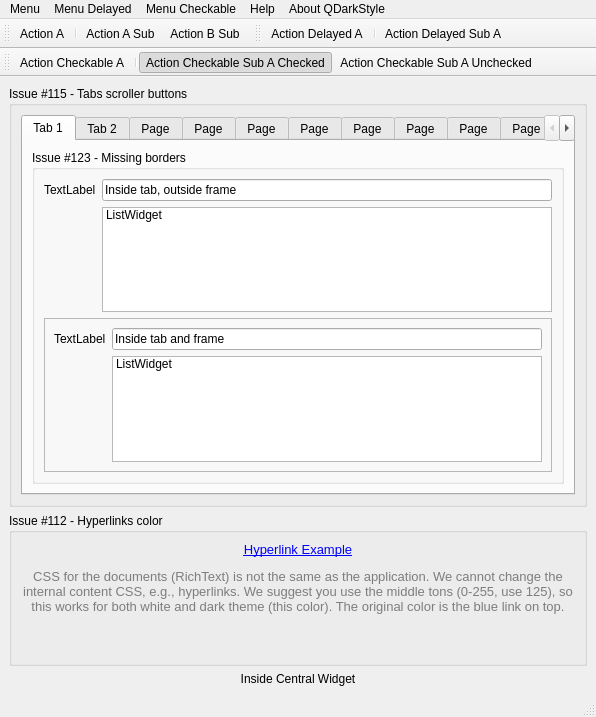
Old version of the form example/ui/mw_menus.ui in the repository ColinDuquesnoy/QDarkStyleSheet.
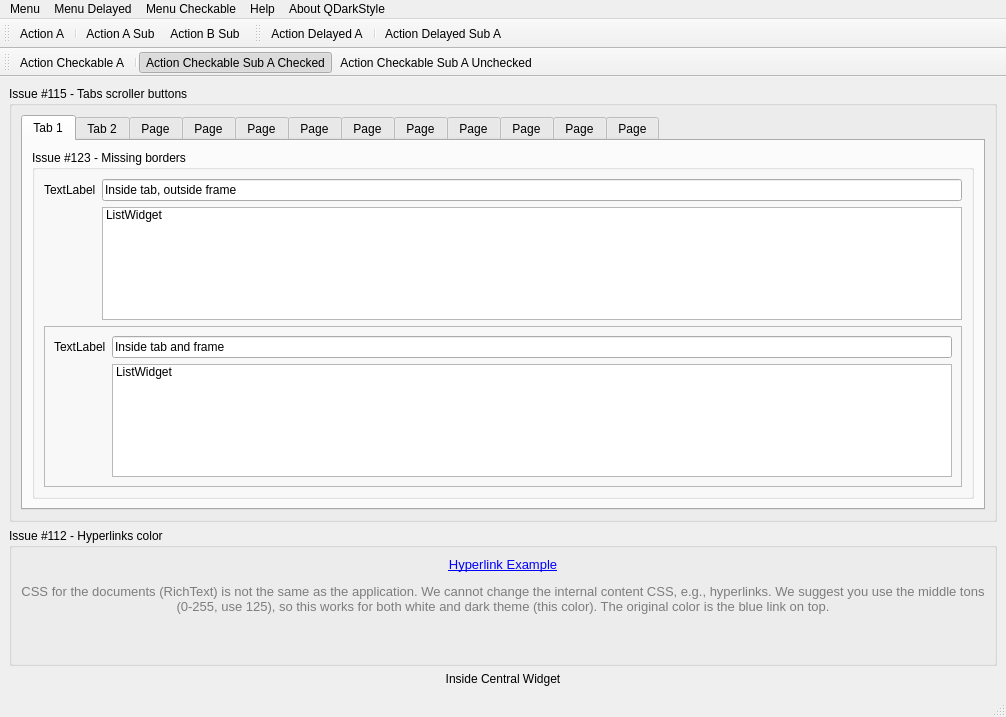
New version of the form.

Commit message: Fix example to inlcude all popup buttons types

```diff
--- a/example/ui/mw_menus.ui
+++ b/example/ui/mw_menus.ui
@@ -6,7 +6,7 @@
    <rect>
     <x>0</x>
     <y>0</y>
-    <width>596</width>
+    <width>1006</width>
     <height>717</height>
    </rect>
   </property>
@@ -224,8 +224,8 @@
     <rect>
      <x>0</x>
      <y>0</y>
-     <width>596</width>
-     <height>25</height>
+     <width>1006</width>
+     <height>20</height>
     </rect>
    </property>
    <widget class="QMenu" name="menuMenu">
```
Left out of the diff: 24 changed lines with no effect on the pictures. The commit also changes 4 other files.
